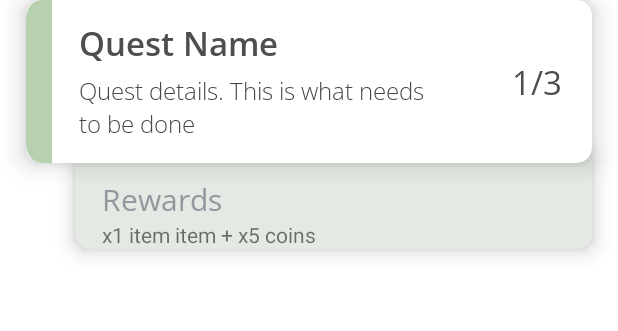
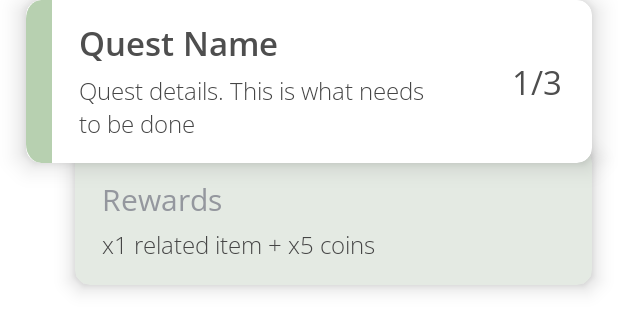
Before and after one commit to zjayee/Study-Farm, an Android app: the layout quest_widget.xml on its own in the app's theme, with its tools: preview values and no code run, on a phone screen of 412 x 824 dp. Shown: the top 331 px of the screen. Run offline under Robolectric (Android 15) with nearby library versions, the phone set to English and light mode, and no system bars.

```diff
--- a/app/src/main/res/layout/quest_widget.xml
+++ b/app/src/main/res/layout/quest_widget.xml
@@ -77,6 +77,7 @@
         android:layout_marginTop="-10dp"
         app:cardCornerRadius="10dp"
         app:cardBackgroundColor="@color/greycard"
+
         >
         <androidx.appcompat.widget.LinearLayoutCompat
             android:layout_width="match_parent"
@@ -97,7 +98,10 @@
                 android:layout_width="wrap_content"
                 android:layout_height="wrap_content"
                 android:layout_marginLeft="18dp"
-                android:text="x1 item item + x5 coins"
+                android:text="x1 related item + x5 coins"
+                style="@style/description_text"
+                android:layout_marginTop="5dp"
+                android:paddingBottom="15dp"
 
                 />
 
```
Also changed, not shown: app/src/main/java/QuestWidget.java (added, +29 -0 lines).
